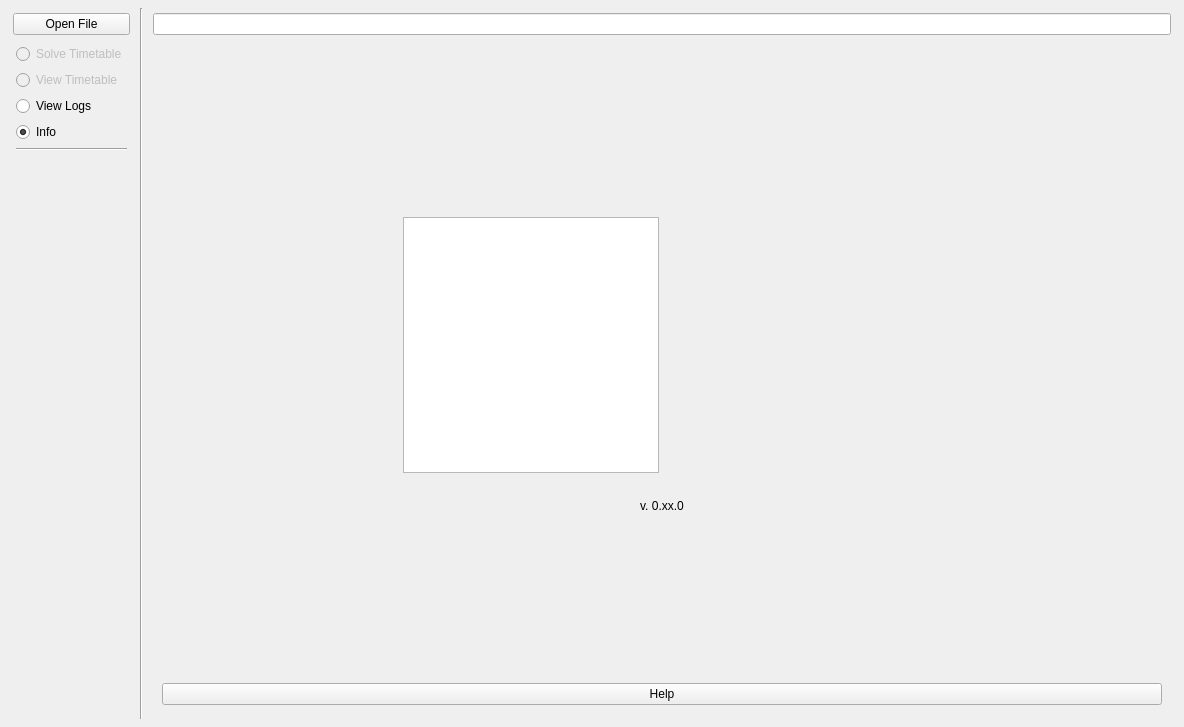
This is gui/mainwindow.ui in gradgrind/fetrunner as Qt 5 draws it before an edit. The edited form follows.
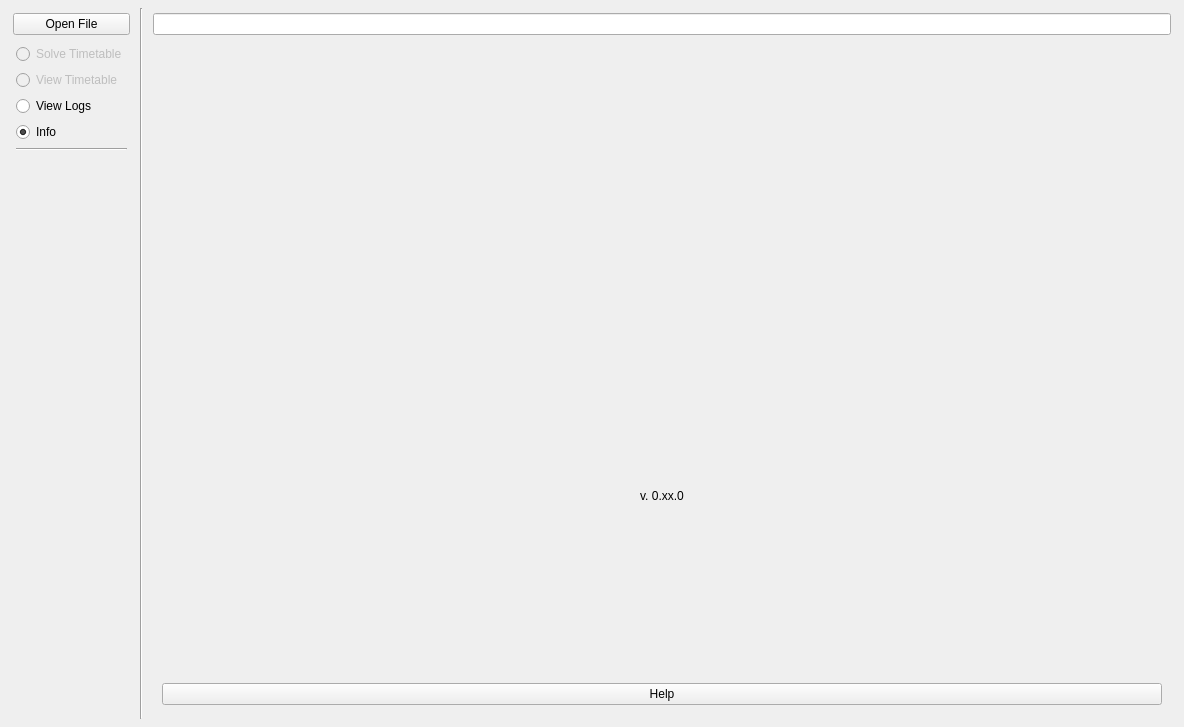
This is the edited form. Icons and pictures are not drawn.

Commit message: New icon, change docs path

The edit to the form file:
```diff
--- a/gui/mainwindow.ui
+++ b/gui/mainwindow.ui
@@ -216,44 +216,27 @@
             </spacer>
            </item>
            <item>
-            <widget class="QGraphicsView" name="logo">
-             <property name="sizePolicy">
-              <sizepolicy hsizetype="Fixed" vsizetype="Fixed">
-               <horstretch>0</horstretch>
-               <verstretch>0</verstretch>
-              </sizepolicy>
-             </property>
+            <widget class="QFrame" name="logo_frame">
              <property name="minimumSize">
               <size>
                <width>256</width>
                <height>256</height>
               </size>
              </property>
-            </widget>
-           </item>
-           <item>
-            <widget class="QLabel" name="label">
-             <property name="sizePolicy">
-              <sizepolicy hsizetype="Fixed" vsizetype="Fixed">
-               <horstretch>0</horstretch>
-               <verstretch>0</verstretch>
-              </sizepolicy>
-             </property>
-             <property name="minimumSize">
-              <size>
-               <width>256</width>
-               <height>256</height>
-              </size>
-             </property>
-             <property name="text">
-              <string/>
-             </property>
-             <property name="pixmap">
-              <pixmap resource="../resources.qrc">:/gui/icons/fetrunner.svg</pixmap>
-             </property>
-             <property name="scaledContents">
-              <bool>true</bool>
-             </property>
+             <layout class="QHBoxLayout" name="horizontalLayout_4">
+              <property name="leftMargin">
+               <number>0</number>
+              </property>
+              <property name="topMargin">
+               <number>0</number>
+              </property>
+              <property name="rightMargin">
+               <number>0</number>
+              </property>
+              <property name="bottomMargin">
+               <number>0</number>
+              </property>
+             </layout>
             </widget>
            </item>
            <item>
@@ -271,16 +254,6 @@
            </item>
           </layout>
          </item>
-         <item>
-          <widget class="QLabel" name="label_3">
-           <property name="text">
-            <string>&lt;html&gt;&lt;head/&gt;&lt;body&gt;&lt;p&gt;&lt;img src=&quot;:/gui/icons/fetrunner.svg&quot;/&gt;&lt;/p&gt;&lt;/body&gt;&lt;/html&gt;</string>
-           </property>
-           <property name="alignment">
-            <set>Qt::AlignmentFlag::AlignCenter</set>
-           </property>
-          </widget>
-         </item>
          <item>
           <widget class="QLabel" name="fetrunner_version">
            <property name="sizePolicy">
```
Left out of the diff: 4 changed lines with no effect on the pictures. The commit also changes 6 other files.
